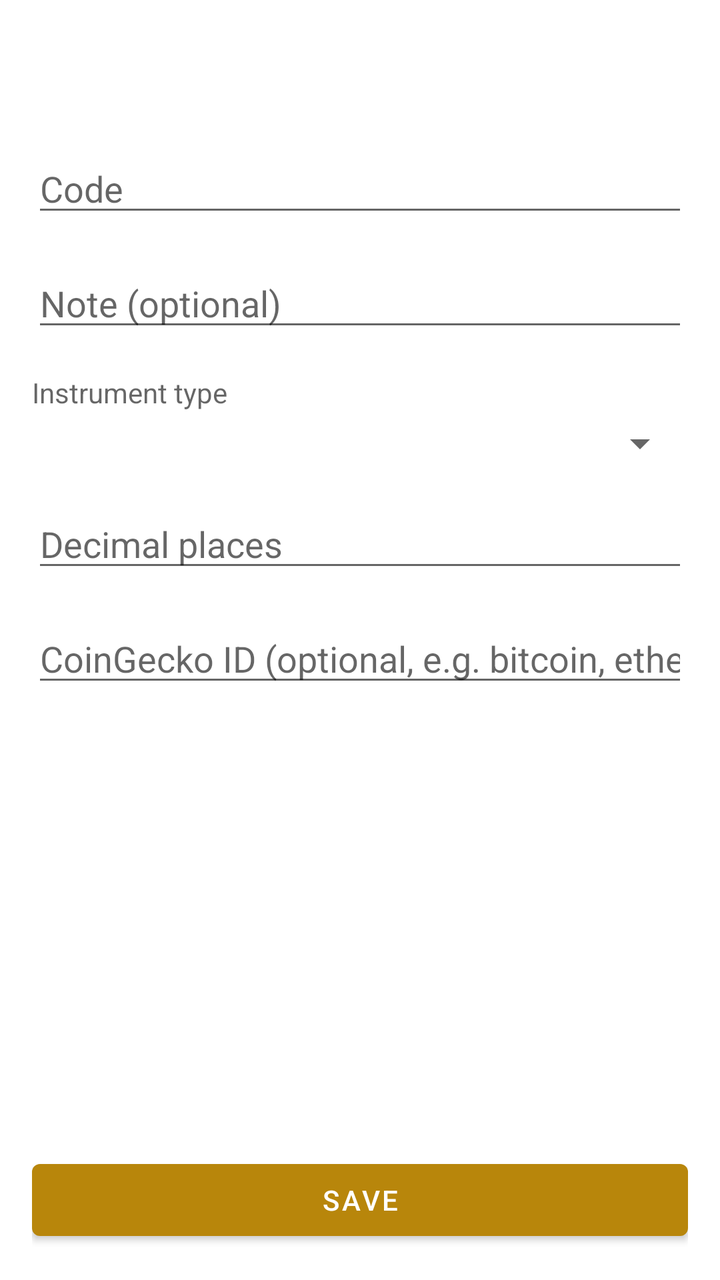
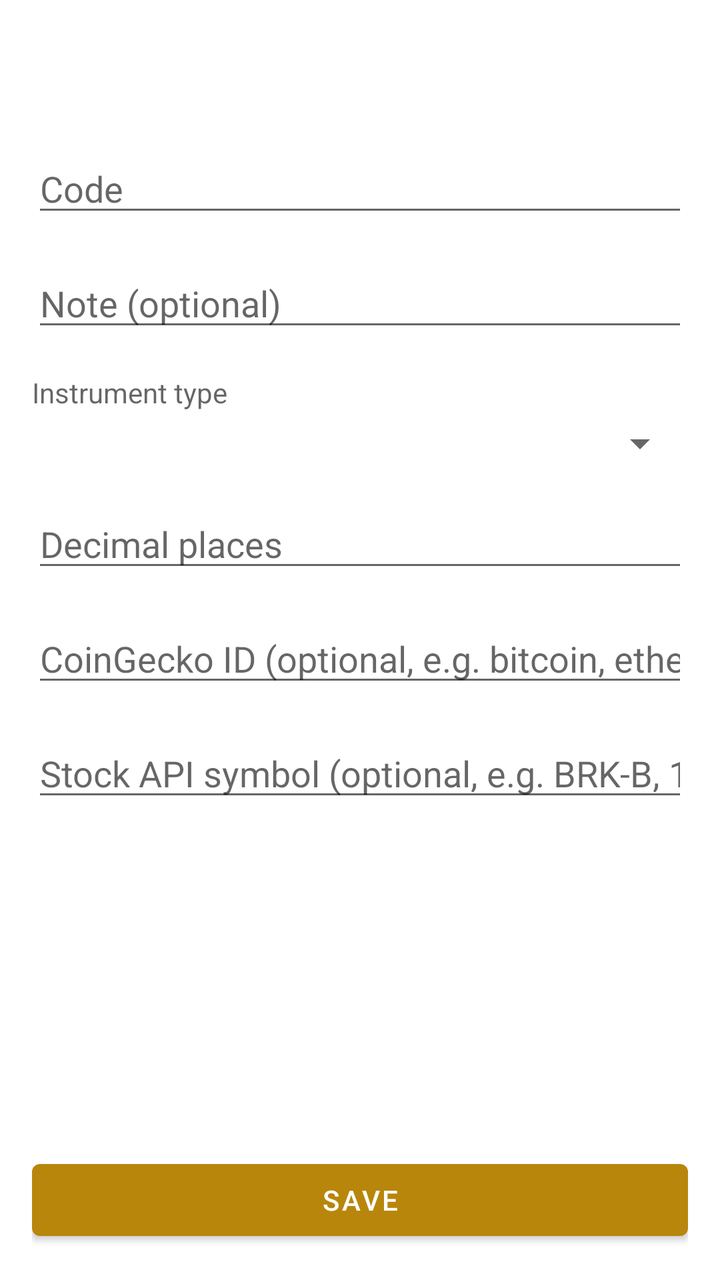

Before-and-after screenshots of an Android layout around one commit, followed by the original layout XML and the change that was made.
<!-- AndroidManifest.xml: application theme Theme.Accounting -->
<!-- res/layout/activity_edit_instrument.xml -->
<?xml version="1.0" encoding="utf-8"?>
<LinearLayout xmlns:android="http://schemas.android.com/apk/res/android"
    android:layout_width="match_parent"
    android:layout_height="match_parent"
    android:orientation="vertical">

    <androidx.appcompat.widget.Toolbar
        android:id="@+id/toolbar"
        android:layout_width="match_parent"
        android:layout_height="wrap_content"
        android:minHeight="?attr/actionBarSize" />

    <RelativeLayout
        android:layout_width="match_parent"
        android:layout_height="0dp"
        android:layout_weight="1"
        android:padding="16dp">

        <EditText
            android:id="@+id/input_instrument_code"
            android:layout_width="match_parent"
            android:layout_height="wrap_content"
            android:hint="@string/hint_instrument_code"
            android:inputType="textNoSuggestions"
            android:maxLines="1" />

        <EditText
            android:id="@+id/input_instrument_note"
            android:layout_width="match_parent"
            android:layout_height="wrap_content"
            android:layout_below="@id/input_instrument_code"
            android:layout_marginTop="16dp"
            android:hint="@string/hint_note"
            android:inputType="text"
            android:maxLines="1" />

        <TextView
            android:id="@+id/label_instrument_type"
            android:layout_width="match_parent"
            android:layout_height="wrap_content"
            android:layout_below="@id/input_instrument_note"
            android:layout_marginTop="16dp"
            android:text="@string/label_instrument_type"
            android:textSize="14sp"
            android:textColor="?android:attr/textColorSecondary" />

        <Spinner
            android:id="@+id/spinner_instrument_type"
            android:layout_width="match_parent"
            android:layout_height="wrap_content"
            android:layout_below="@id/label_instrument_type"
            android:layout_marginTop="4dp" />

        <EditText
            android:id="@+id/input_decimal_places"
            android:layout_width="match_parent"
            android:layout_height="wrap_content"
            android:layout_below="@id/spinner_instrument_type"
            android:layout_marginTop="16dp"
            android:hint="@string/hint_decimal_places"
            android:inputType="number"
            android:maxLines="1" />

        <EditText
            android:id="@+id/input_coingecko_id"
            android:layout_width="match_parent"
            android:layout_height="wrap_content"
            android:layout_below="@id/input_decimal_places"
            android:layout_marginTop="16dp"
            android:hint="@string/hint_coingecko_id"
            android:inputType="textNoSuggestions"
            android:maxLines="1" />

        <Button
            android:id="@+id/button_save"
            android:layout_width="match_parent"
            android:layout_height="wrap_content"
            android:layout_alignParentBottom="true"
            android:text="@string/action_save" />

    </RelativeLayout>

</LinearLayout>
<!-- resources referenced by this layout -->
<resources>
  <string name="action_save">Save</string>
  <string name="hint_coingecko_id">CoinGecko ID (optional, e.g. bitcoin, ethereum, solana, tether, usd-coin)</string>
  <string name="hint_decimal_places">Decimal places</string>
  <string name="hint_instrument_code">Code</string>
  <string name="hint_note">Note (optional)</string>
  <string name="label_instrument_type">Instrument type</string>
  <style name="Theme.Accounting" parent="Theme.MaterialComponents.DayNight.NoActionBar">
          <item name="colorPrimary">@color/gold_500</item>
          <item name="colorPrimaryVariant">@color/gold_700</item>
          <item name="colorOnPrimary">@color/white</item>
          <item name="colorSecondary">@color/brown_500</item>
          <item name="colorSecondaryVariant">@color/brown_700</item>
          <item name="colorOnSecondary">@color/white</item>
          <item name="android:statusBarColor" tools:targetApi="21">?attr/colorPrimaryVariant</item>
      </style>
  <color name="gold_500">#B8860B</color>
  <color name="gold_700">#7A5C00</color>
  <color name="white">#FFFFFFFF</color>
  <color name="brown_500">#5D4037</color>
  <color name="brown_700">#4E342E</color>
</resources>

<!-- the commit's change to res/layout/activity_edit_instrument.xml (unified diff, before → after) -->
@@ -71,6 +71,16 @@
             android:inputType="textNoSuggestions"
             android:maxLines="1" />
 
+        <EditText
+            android:id="@+id/input_stock_api_symbol"
+            android:layout_width="match_parent"
+            android:layout_height="wrap_content"
+            android:layout_below="@id/input_coingecko_id"
+            android:layout_marginTop="16dp"
+            android:hint="@string/hint_stock_api_symbol"
+            android:inputType="textNoSuggestions|textCapCharacters"
+            android:maxLines="1" />
+
         <Button
             android:id="@+id/button_save"
             android:layout_width="match_parent"
<!-- resource entries referenced after the edit -->
@@ -5,6 +5,7 @@
   <string name="hint_decimal_places">Decimal places</string>
   <string name="hint_instrument_code">Code</string>
   <string name="hint_note">Note (optional)</string>
+  <string name="hint_stock_api_symbol">Stock API symbol (optional, e.g. BRK-B, 1810.HK — defaults to code)</string>
   <string name="label_instrument_type">Instrument type</string>
   <style name="Theme.Accounting" parent="Theme.MaterialComponents.DayNight.NoActionBar">
           <item name="colorPrimary">@color/gold_500</item>
